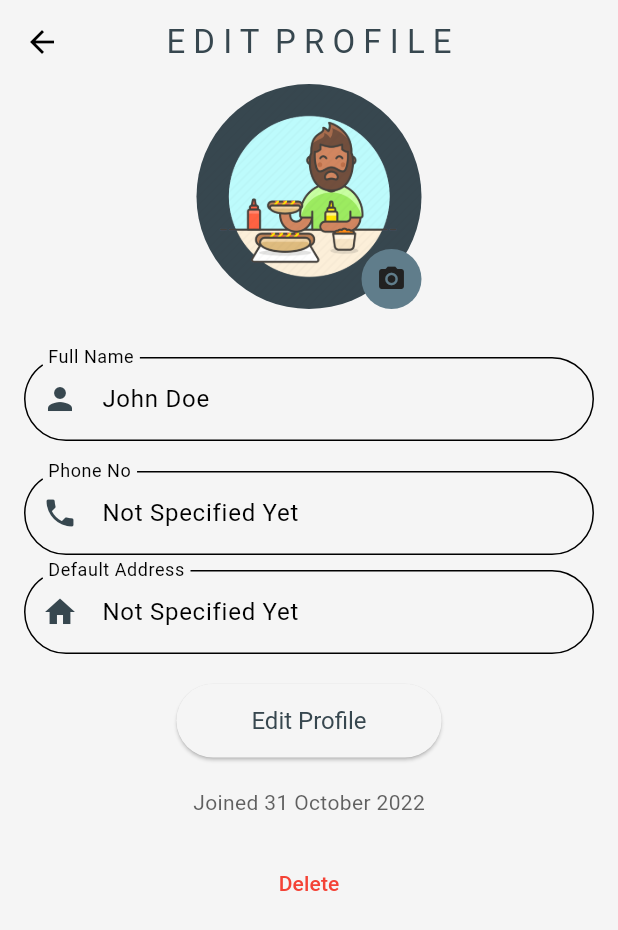
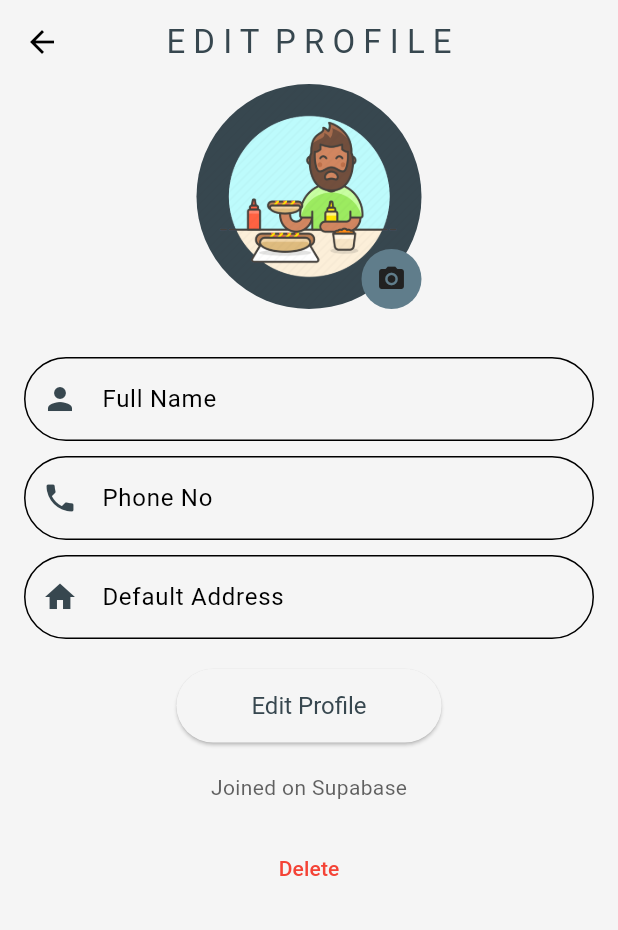
Before and after one commit to Natansh05/food_delivery_app, a Flutter app: the ProfilePage screen opened directly, after a tap on "Personal Information", after a tap on "Edit", on a phone screen of 412 x 824 dp. Shown: the top 930 px of the screen. Run offline on Flutter 3.47's test engine with Material 3 defaults, Android fonts, the light colour scheme and no system bars; our stand-ins replace cloud_firestore, firebase_auth, firebase_core, flutter_dotenv, supabase_flutter; accounts and stored records are empty.

Commit message:
Did Profile Page & Edit Profile Page

```diff
--- a/lib/src/pages/edit_profile_page.dart
+++ b/lib/src/pages/edit_profile_page.dart
@@ -1,85 +1,82 @@
-import 'package:cloud_firestore/cloud_firestore.dart';
-import 'package:firebase_auth/firebase_auth.dart';
+// ignore_for_file: use_build_context_synchronously
+
 import 'package:flutter/material.dart';
 import 'package:myapp/Services/auth/auth_service.dart';
-import 'package:myapp/Services/database/firestore.dart';
+import 'package:myapp/src/common%20widgets/progress_indicator.dart';
+import 'package:myapp/src/common%20widgets/success_snackbar.dart';
+import 'package:supabase_flutter/supabase_flutter.dart';
 
 class EditProfilePage extends StatefulWidget {
   final String phone;
   final String address;
   final String name;
 
-  const EditProfilePage({super.key,
+  const EditProfilePage({
+    super.key,
     required this.phone,
     required this.address,
     required this.name,
-});
-
+  });
 
   @override
   State<EditProfilePage> createState() => _EditProfilePageState();
 }
 
-
 class _EditProfilePageState extends State<EditProfilePage> {
-  final AuthService _authService = AuthService();
-  final FirestoreService db = FirestoreService();
-  User? user;
+  final AuthService authService = AuthService();
+  late final User? user;
   late String userEmail = "";
   String userPhone = "";
   String userAddress = "";
   late String userName = "";
-  // Initial values for the profile fields
-  final TextEditingController nameController = TextEditingController(text: "John Doe");
-  final TextEditingController emailController = TextEditingController(text: "john.doe@example.com");
-  final TextEditingController phoneController = TextEditingController(text: "Not Specified Yet");
-  final TextEditingController addressController = TextEditingController(text: "Not Specified Yet");
+
+  final TextEditingController nameController = TextEditingController();
+  final TextEditingController emailController = TextEditingController();
+  final TextEditingController phoneController = TextEditingController();
+  final TextEditingController addressController = TextEditingController();
 
   @override
   void initState() {
     super.initState();
-    user = _authService.getCurrentUser() as User?;
-    if (user != null) { // Ensure user is not null before accessing properties
+    user = authService.getCurrentUser();
+    if (user != null) {
       userEmail = user!.email ?? 'No email available';
       userName = widget.name;
       nameController.text = userName;
-      emailController.text = userEmail; // Set email controller to user email
+      emailController.text = userEmail;
       phoneController.text = widget.phone;
       addressController.text = widget.address;
-    } else {
-      userEmail = 'No email available';
-      userPhone = 'No phone number available';
-      userName = 'No name available';
     }
   }
 
-  Future<void> fetchUserData() async {
-    if (user != null) {
-      DocumentSnapshot userData = await FirebaseFirestore.instance.collection('users').doc(user!.uid).get();
-      setState(() {
-        userName = userData['Name'] ?? 'No name available';
-        userPhone = userData['Phone'] ?? 'No phone number available';
-        userAddress = userData['Address'] ?? 'No address available';
-      });
+  Future<void> updateUserData(String address, String name, String phoneNumber) async {
+    final uid = user?.id;
+
+    if (uid == null) return;
+    debugPrint("User ID: $uid");
+    final response = await Supabase.instance.client
+        .from('profiles')
+        .update({
+          'name': name,
+          'phone': phoneNumber,
+          'address': address,
+        })
+        .eq('id', uid)
+        .select();
+
+    if (response.isEmpty) {
+      final snackbar =
+          successSnackBar(context, "Profile Updation Failed", false);
+      ScaffoldMessenger.of(context).showSnackBar(snackbar);
+    } else {
+      final snackbar = successSnackBar(
+        context,
+        "Profile Updated Successfully",
+        true,
+      );
+      ScaffoldMessenger.of(context).showSnackBar(snackbar);
     }
   }
-
- Future<void> updateUserData(User? user, String email, String address, String name,
-     String phoneNumber) async{
-   final FirestoreService db = FirestoreService();
-   Map<String, dynamic> updateUserInfo = {
-     "Email": email,
-     "Name": name,
-     "Phone Number": phoneNumber,
-     "Id": user!.uid,
-     "Adress" : address,
-   };
-
-   db.updateUserDetails(updateUserInfo,user.uid);
- }
-
-
-
 
   @override
   Widget build(BuildContext context) {
@@ -88,9 +85,7 @@ class _EditProfilePageState extends State<EditProfilePage> {
       appBar: AppBar(
         title: Text(
           'E D I T  P R O F I L E',
-          style: TextStyle(
-            color: Theme.of(context).colorScheme.primary,
-          ),
+          style: TextStyle(color: Theme.of(context).colorScheme.primary),
         ),
         centerTitle: true,
         backgroundColor: Theme.of(context).colorScheme.surface,
@@ -114,25 +109,19 @@ class _EditProfilePageState extends State<EditProfilePage> {
         CircleAvatar(
           radius: 75,
           backgroundImage: AssetImage('lib/assets/profile_picture.png'),
-          onBackgroundImageError: (exception, stackTrace) {
-            print('Error loading image: $exception');
-          },
         ),
         Positioned(
           bottom: 0,
           right: 0,
           child: GestureDetector(
             onTap: () {
-              // Add functionality to change the profile picture
+              // Implement profile image change logic
             },
             child: CircleAvatar(
               backgroundColor: Theme.of(context).colorScheme.secondary,
               radius: 20,
-              child: Icon(
-                Icons.camera_alt,
-                color: Theme.of(context).colorScheme.onPrimary,
-                size: 20,
-              ),
+              child: Icon(Icons.camera_alt,
+                  color: Theme.of(context).colorScheme.onPrimary, size: 20),
             ),
           ),
         ),
@@ -147,21 +136,27 @@ class _EditProfilePageState extends State<EditProfilePage> {
         children: [
           _buildTextField('Full Name', nameController, Icons.person),
           SizedBox(height: 10),
-          // _buildTextField('E-Mail', emailController, Icons.email),
-          SizedBox(height: 10),
           _buildTextField('Phone No', phoneController, Icons.phone),
           SizedBox(height: 10),
           _buildTextField('Default Address', addressController, Icons.home),
           SizedBox(height: 20),
           ElevatedButton(
             onPressed: () async {
-              userEmail = emailController.text;
-              userPhone = phoneController.text;
-              userAddress = addressController.text;
-              userName = nameController.text;
-              updateUserData(user, userEmail, userAddress, userName, userPhone);
-              // Implement update logic here
-              // Example: updateUserProfile(nameController.text, emailController.text, phoneController.text, addressController.text);
+              if (nameController.text.isEmpty ||
+                  phoneController.text.isEmpty ||
+                  addressController.text.isEmpty) {
+                final snackbar = successSnackBar(
+                    context, "Please fill all the fields", false);
+                ScaffoldMessenger.of(context).showSnackBar(snackbar);
+                return;
+              }
+              showLoadingDialog(context);
+              await updateUserData(
+                addressController.text.trim(),
+                nameController.text.trim(),
+                phoneController.text.trim(),
+              );
+              hideLoadingDialog(context);
             },
             style: ElevatedButton.styleFrom(
               backgroundColor: Theme.of(context).colorScheme.surface,
@@ -173,7 +168,7 @@ class _EditProfilePageState extends State<EditProfilePage> {
           ),
           SizedBox(height: 20),
           Text(
-            'Joined 31 October 2022',
+            'Joined on Supabase',
             style: TextStyle(
               color: Theme.of(context).colorScheme.onPrimary.withOpacity(0.7),
             ),
@@ -181,10 +176,9 @@ class _EditProfilePageState extends State<EditProfilePage> {
           SizedBox(height: 20),
           TextButton(
             onPressed: () {
+              // Implement account deletion logic if needed
             },
-            style: TextButton.styleFrom(
-              foregroundColor: Colors.red,
-            ),
+            style: TextButton.styleFrom(foregroundColor: Colors.red),
             child: Text('Delete'),
           ),
         ],
@@ -192,7 +186,8 @@ class _EditProfilePageState extends State<EditProfilePage> {
     );
   }
 
-  Widget _buildTextField(String label, TextEditingController controller, IconData icon) {
+  Widget _buildTextField(
+      String label, TextEditingController controller, IconData icon) {
     return TextField(
       controller: controller,
       decoration: InputDecoration(
--- a/lib/src/pages/profile_page.dart
+++ b/lib/src/pages/profile_page.dart
@@ -1,5 +1,4 @@
 import 'package:flutter/material.dart';
-import 'package:cloud_firestore/cloud_firestore.dart';
 import 'package:myapp/Services/auth/auth_service.dart';
 import 'package:myapp/src/pages/edit_profile_page.dart';
 import 'package:supabase_flutter/supabase_flutter.dart';
@@ -14,31 +13,32 @@ class ProfilePage extends StatefulWidget {
 class _ProfilePageState extends State<ProfilePage> {
   final AuthService _authService = AuthService();
   User? user;
-
+  late String userEmail = "";
+  late String userPhone = "";
+  late String userAddress = "";
+  late String userName = "";
+  late Future<void> userDataFuture;
   @override
   void initState() {
     super.initState();
     user = _authService.getCurrentUser();
+    userDataFuture = fetchUserData();
   }
 
-  Future<Map<String, dynamic>> fetchUserData() async {
+  Future<void> fetchUserData() async {
     if (user != null) {
-      DocumentSnapshot userData = await FirebaseFirestore.instance.collection('users').doc(user!.id).get();
-      return {
-        'userName': userData['Name'] ?? 'No name available',
-        'userEmail': user!.email ?? 'No email available',
-        'userPhone': userData['Phone'] ?? 'No phone number available',
-        'userAddress': userData['Adress'] ?? 'No address available',
-        'memberId': user!.id
-      };
+      final response = await Supabase.instance.client
+          .from('profiles')
+          .select()
+          .eq('id', user!.id)
+          .single();
+      setState(() {
+        userName = response['name'] ?? 'No name available';
+        userEmail = response['email'] ?? 'No email available';
+        userPhone = response['phone'] ?? 'No phone number available';
+        userAddress = response['address'] ?? 'No address available';
+      });
     }
-    return {
-      'userName': 'No name available',
-      'userEmail': 'No email available',
-      'userPhone': 'No phone number available',
-      'userAddress': 'No address available',
-      'memberId': 'No ID available'
-    };
   }
 
   @override
@@ -56,63 +56,54 @@ class _ProfilePageState extends State<ProfilePage> {
         backgroundColor: Theme.of(context).colorScheme.surface,
       ),
       body: user != null
-          ? FutureBuilder<Map<String, dynamic>>(
-        future: fetchUserData(),
+          ? FutureBuilder(
+              future: userDataFuture,
               builder: (context, snapshot) {
                 if (snapshot.connectionState == ConnectionState.waiting) {
-            return Center(child: CircularProgressIndicator());
+                  return const Center(child: CircularProgressIndicator());
                 }
 
                 if (snapshot.hasError) {
                   return Center(child: Text('Error: ${snapshot.error}'));
                 }
 
-          if (!snapshot.hasData) {
-            return Center(child: Text('No user data found'));
-          }
-
-          var userData = snapshot.data!;
-          String userName = userData['userName'];
-          String userEmail = userData['userEmail'];
-          String userPhone = userData['userPhone'];
-          String userAddress = userData['userAddress'];
-          String memberId = userData['memberId'];
-
                 return SingleChildScrollView(
                   child: Column(
                     children: [
                       _buildProfileHeader(context, userName, userEmail),
-                SizedBox(height: 16),
-                _buildProfileOptions(context, userName, userEmail, userPhone, userAddress, memberId),
+                      const SizedBox(height: 16),
+                      _buildProfileOptions(
+                        context,
+                        userName,
+                        userEmail,
+                        userPhone,
+                        userAddress,
+                      ),
                     ],
                   ),
                 );
               },
             )
-          : Center(child: Text('User not logged in')),
+          : const Center(child: Text('User not logged in')),
     );
   }
 
-  Widget _buildProfileHeader(BuildContext context, String userName, String userEmail) {
+  Widget _buildProfileHeader(
+      BuildContext context, String userName, String userEmail) {
     return Column(
       children: [
         Stack(
           alignment: Alignment.center,
           children: [
-            CircleAvatar(
+            const CircleAvatar(
               radius: 40,
               backgroundImage: AssetImage('lib/assets/profile_picture.png'),
-              onBackgroundImageError: (exception, stackTrace) {
-                print('Error loading image: $exception');
-              },
             ),
             Positioned(
               bottom: 0,
               right: 0,
               child: GestureDetector(
-                onTap: () {
-                  // Add functionality to change the profile picture
-                },
+                onTap: () {},
                 child: CircleAvatar(
                   backgroundColor: Theme.of(context).colorScheme.primary,
                   radius: 15,
@@ -126,11 +117,9 @@ class _ProfilePageState extends State<ProfilePage> {
             ),
           ],
         ),
-        SizedBox(height: 10),
-        Text(
-          userName,
-          style: TextStyle(fontSize: 20, fontWeight: FontWeight.bold),
-        ),
+        const SizedBox(height: 10),
+        Text(userName,
+            style: const TextStyle(fontSize: 20, fontWeight: FontWeight.bold)),
         Text(
           userEmail,
           style: TextStyle(
@@ -138,74 +127,64 @@ class _ProfilePageState extends State<ProfilePage> {
             color: Theme.of(context).colorScheme.onPrimary.withOpacity(0.7),
           ),
         ),
-        SizedBox(height: 10),
+        const SizedBox(height: 10),
       ],
     );
   }
 
-  Widget _buildProfileOptions(BuildContext context, String userName, String userEmail, String userPhone, String userAddress, String memberId) {
+  Widget _buildProfileOptions(
+    BuildContext context,
+    String userName,
+    String userEmail,
+    String userPhone,
+    String userAddress,
+  ) {
     return Column(
       children: [
-        Divider(),
+        const Divider(),
         ExpansionTile(
-          leading: Icon(Icons.person, color: Theme.of(context).colorScheme.primary),
-          title: Text('Personal Information'),
+          leading:
+              Icon(Icons.person, color: Theme.of(context).colorScheme.primary),
+          title: const Text('Personal Information'),
           children: [
+            ListTile(title: const Text('Name'), subtitle: Text(userName)),
+            ListTile(title: const Text('Email'), subtitle: Text(userEmail)),
+            ListTile(title: const Text('Phone'), subtitle: Text(userPhone)),
+            ListTile(title: const Text('Address'), subtitle: Text(userAddress)),
             ListTile(
-              title: Text('Name'),
-              subtitle: Text(userName),
-            ),
-            ListTile(
-              title: Text('Email'),
-              subtitle: Text(userEmail),
-            ),
-            ListTile(
-              title: Text('Phone'),
-              subtitle: Text(userPhone),
-            ),
-            ListTile(
-              title: Text('Address'),
-              subtitle: Text(userAddress),
-            ),
-            ListTile(
-              trailing: Icon(Icons.edit, color: Theme.of(context).colorScheme.secondary),
-              title: Text('Edit'),
-              onTap: () {
-                Navigator.push(context, MaterialPageRoute(builder: (context)=>EditProfilePage(
+              trailing: Icon(Icons.edit,
+                  color: Theme.of(context).colorScheme.secondary),
+              title: const Text('Edit'),
+              onTap: () async{
+                Navigator.push(
+                  context,
+                  MaterialPageRoute(
+                    builder: (context) => EditProfilePage(
+                      name: userName,
                       phone: userPhone,
                       address: userAddress,
-                  name: userName,
-                )));
+                    ),
+                  ),
+                );
+
+                setState(() {
+                  userDataFuture = fetchUserData();
+                });
               },
             ),
           ],
         ),
-        Divider(),
+        const Divider(),
         ExpansionTile(
-          leading: Icon(Icons.support_agent, color: Theme.of(context).colorScheme.primary),
-          title: Text('Customer Support'),
-          children: [
-            ListTile(
-              title: Text('Contact us at support@flavorfleet.com'),
-            ),
-            ListTile(
-              title: Text('Phone: +123456789'),
-            ),
+          leading: Icon(Icons.support_agent,
+              color: Theme.of(context).colorScheme.primary),
+          title: const Text('Customer Support'),
+          children: const [
+            ListTile(title: Text('Contact us at support@flavorfleet.com')),
+            ListTile(title: Text('Phone: +123456789')),
           ],
         ),
-        Divider(),
-        ListTile(
-          leading: Icon(Icons.badge, color: Theme.of(context).colorScheme.primary),
-          title: Text('Member ID'),
-          subtitle: Text(memberId),
-          trailing: IconButton(
-            icon: Icon(Icons.copy, color: Theme.of(context).colorScheme.secondary),
-            onPressed: () {
-              // Implement copy functionality
-            },
-          ),
-        ),
-        Divider(),
+        const Divider(),
       ],
     );
   }
```
Lines whose indentation alone changed are shown as unchanged.
